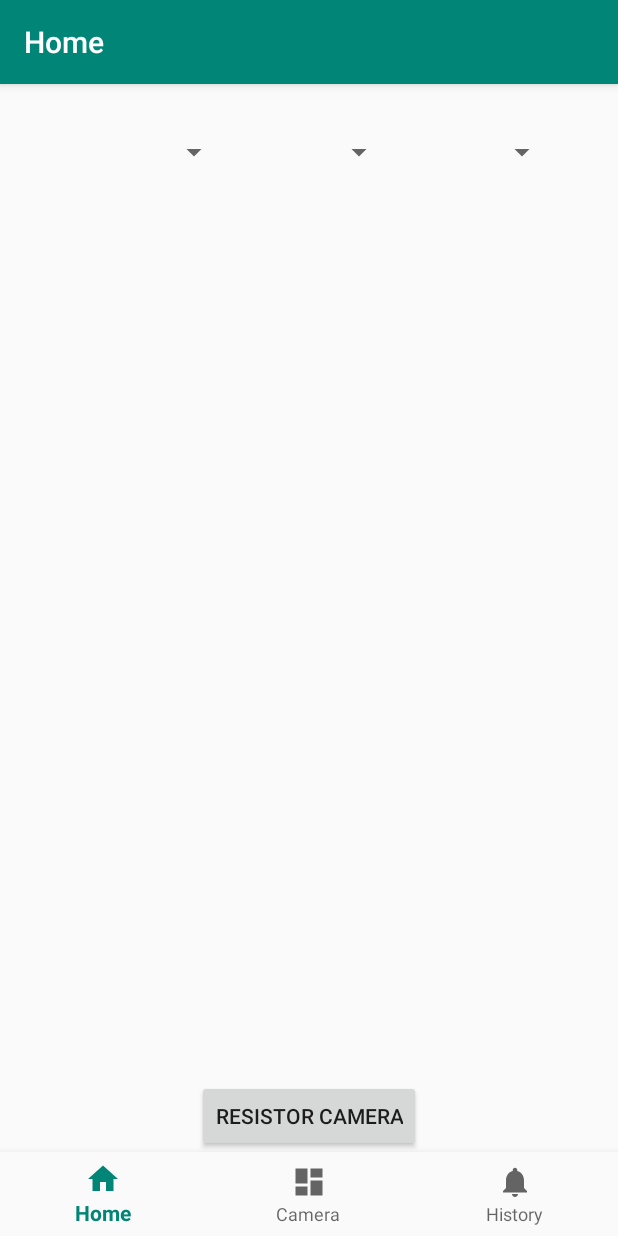
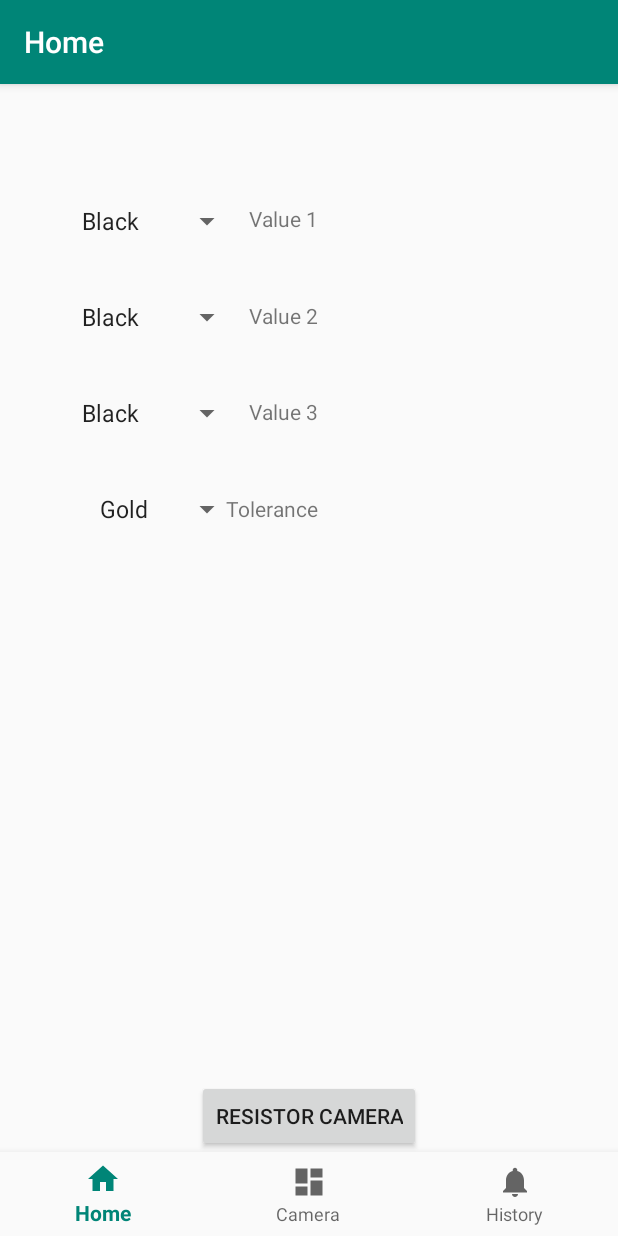
Before and after one commit to bnenninger/Resistor-Scanner, an Android app: the screen it shows after launch (MainActivity), on a phone screen of 412 x 824 dp. Run offline under Robolectric (Android 15) with nearby library versions, the phone set to English and light mode, and no system bars; our stand-ins replace navigation-ui; libraries missing offline, so code that uses them is left out: org.opencv.android; 2 statements that could not run were skipped.

Commit message:
Spinner fix
added a fourth spinner and labeled each spinner

```diff
--- a/app/src/main/java/com/example/resistorscanner/MainActivity.java
+++ b/app/src/main/java/com/example/resistorscanner/MainActivity.java
@@ -66,21 +66,26 @@ public class MainActivity extends AppCompatActivity implements OnItemSelectedLis
         NavigationUI.setupWithNavController(navView, navController);
 
         Spinner Spinner1 = (Spinner) findViewById(R.id.spinner1);
-        ArrayAdapter<CharSequence> adapter1 = ArrayAdapter.createFromResource(this, R.array.colors, android.R.layout.simple_spinner_item);
-        adapter1.setDropDownViewResource(android.R.layout.simple_spinner_dropdown_item);
-        Spinner1.setAdapter(adapter1);
+        ArrayAdapter<CharSequence> adapterValues = ArrayAdapter.createFromResource(this, R.array.colorsValues, android.R.layout.simple_spinner_item);
+        adapterValues.setDropDownViewResource(android.R.layout.simple_spinner_dropdown_item);
+        Spinner1.setAdapter(adapterValues);
         Spinner1.setOnItemSelectedListener(this);
 
         Spinner Spinner2 = (Spinner) findViewById(R.id.spinner2);
-        adapter1.setDropDownViewResource(android.R.layout.simple_spinner_dropdown_item);
-        Spinner2.setAdapter(adapter1);
+        adapterValues.setDropDownViewResource(android.R.layout.simple_spinner_dropdown_item);
+        Spinner2.setAdapter(adapterValues);
         Spinner2.setOnItemSelectedListener(this);
 
         Spinner Spinner3 = (Spinner) findViewById(R.id.spinner3);
-        ArrayAdapter<CharSequence> adapter3 = ArrayAdapter.createFromResource(this, R.array.colors, android.R.layout.simple_spinner_item);
-        adapter3.setDropDownViewResource(android.R.layout.simple_spinner_dropdown_item);
-        Spinner3.setAdapter(adapter3);
+        adapterValues.setDropDownViewResource(android.R.layout.simple_spinner_dropdown_item);
+        Spinner3.setAdapter(adapterValues);
         Spinner3.setOnItemSelectedListener(this);
+
+        Spinner Spinner4 = (Spinner) findViewById(R.id.spinner4);
+        ArrayAdapter<CharSequence> adapterTolerance = ArrayAdapter.createFromResource(this, R.array.colorsTolerance, android.R.layout.simple_spinner_item);
+        adapterTolerance.setDropDownViewResource(android.R.layout.simple_spinner_dropdown_item);
+        Spinner4.setAdapter(adapterTolerance);
+        Spinner4.setOnItemSelectedListener(this);
 
 
     }
--- a/app/src/main/res/layout/activity_main.xml
+++ b/app/src/main/res/layout/activity_main.xml
@@ -1,12 +1,11 @@
 <?xml version="1.0" encoding="utf-8"?>
-<androidx.constraintlayout.widget.ConstraintLayout
-    xmlns:android="http://schemas.android.com/apk/res/android"
+<androidx.constraintlayout.widget.ConstraintLayout xmlns:android="http://schemas.android.com/apk/res/android"
     xmlns:app="http://schemas.android.com/apk/res-auto"
     xmlns:tools="http://schemas.android.com/tools"
     android:id="@+id/container"
     android:layout_width="match_parent"
     android:layout_height="match_parent"
-    android:paddingTop="?attr/actionBarSize" >
+    android:paddingTop="?attr/actionBarSize">
 
 
     <Button
@@ -29,7 +28,8 @@
         app:layout_constraintBottom_toBottomOf="parent"
         app:layout_constraintLeft_toLeftOf="parent"
         app:layout_constraintRight_toRightOf="parent"
-        app:menu="@menu/bottom_nav_menu"/>
+        app:menu="@menu/bottom_nav_menu" />
+
 
     <fragment
         android:id="@+id/nav_host_fragment"
@@ -45,39 +45,123 @@
         app:layout_constraintVertical_bias="1.0"
         app:navGraph="@navigation/mobile_navigation" />
 
-
     <Spinner
         android:id="@+id/spinner1"
         android:layout_width="wrap_content"
         android:layout_height="wrap_content"
+        android:layout_marginEnd="250dp"
         app:layout_constraintBottom_toTopOf="@+id/button"
-        app:layout_constraintHorizontal_bias="0.498"
-        app:layout_constraintLeft_toLeftOf="parent"
+        app:layout_constraintEnd_toEndOf="parent"
+        app:layout_constraintHorizontal_bias="1.0"
         app:layout_constraintRight_toRightOf="parent"
+        app:layout_constraintStart_toStartOf="@+id/nav_host_fragment"
         app:layout_constraintTop_toTopOf="@+id/nav_host_fragment"
-        app:layout_constraintVertical_bias="0.051" />
+        app:layout_constraintVertical_bias="0.124" />
 
     <Spinner
         android:id="@+id/spinner2"
         android:layout_width="wrap_content"
         android:layout_height="wrap_content"
+        android:layout_marginEnd="250dp"
         app:layout_constraintBottom_toTopOf="@+id/button"
-        app:layout_constraintHorizontal_bias="0.865"
-        app:layout_constraintLeft_toLeftOf="parent"
+        app:layout_constraintEnd_toEndOf="parent"
+        app:layout_constraintHorizontal_bias="1.0"
         app:layout_constraintRight_toRightOf="parent"
+        app:layout_constraintStart_toStartOf="@+id/nav_host_fragment"
         app:layout_constraintTop_toTopOf="@+id/nav_host_fragment"
-        app:layout_constraintVertical_bias="0.051" />
+        app:layout_constraintVertical_bias="0.224" />
 
     <Spinner
         android:id="@+id/spinner3"
         android:layout_width="wrap_content"
         android:layout_height="wrap_content"
+        android:layout_marginEnd="250dp"
         app:layout_constraintBottom_toTopOf="@+id/button"
-        app:layout_constraintHorizontal_bias="0.129"
-        app:layout_constraintLeft_toLeftOf="parent"
+        app:layout_constraintEnd_toEndOf="parent"
+        app:layout_constraintHorizontal_bias="1.0"
         app:layout_constraintRight_toRightOf="parent"
+        app:layout_constraintStart_toStartOf="@+id/nav_host_fragment"
         app:layout_constraintTop_toTopOf="@+id/nav_host_fragment"
-        app:layout_constraintVertical_bias="0.051" />
+        app:layout_constraintVertical_bias="0.324" />
+
+    <Spinner
+        android:id="@+id/spinner4"
+        android:layout_width="wrap_content"
+        android:layout_height="wrap_content"
+        android:layout_marginEnd="250dp"
+        app:layout_constraintBottom_toTopOf="@+id/button"
+        app:layout_constraintEnd_toEndOf="parent"
+        app:layout_constraintHorizontal_bias="1.0"
+        app:layout_constraintRight_toRightOf="parent"
+        app:layout_constraintStart_toStartOf="@+id/nav_host_fragment"
+        app:layout_constraintTop_toTopOf="@+id/nav_host_fragment"
+        app:layout_constraintVertical_bias="0.424" />
+
+    <androidx.constraintlayout.widget.Guideline
+        android:id="@+id/guideline"
+        android:layout_width="wrap_content"
+        android:layout_height="wrap_content"
+        android:orientation="horizontal"
+        app:layout_constraintGuide_begin="20dp" />
+
+    <TextView
+        android:id="@+id/textView"
+        android:text="Value 1"
+        android:layout_width="wrap_content"
+        android:layout_height="wrap_content"
+        android:layout_marginEnd="200dp"
+        app:layout_constraintBottom_toTopOf="@+id/button"
+        app:layout_constraintEnd_toEndOf="parent"
+        app:layout_constraintHorizontal_bias="1.0"
+        app:layout_constraintRight_toRightOf="parent"
+        app:layout_constraintStart_toStartOf="@+id/nav_host_fragment"
+        app:layout_constraintTop_toTopOf="@+id/nav_host_fragment"
+        app:layout_constraintVertical_bias="0.124" />
+
+    <TextView
+        android:id="@+id/textView2"
+        android:text="Value 2"
+        android:layout_width="wrap_content"
+        android:layout_height="wrap_content"
+        android:layout_marginEnd="200dp"
+        app:layout_constraintBottom_toTopOf="@+id/button"
+        app:layout_constraintEnd_toEndOf="parent"
+        app:layout_constraintHorizontal_bias="1.0"
+        app:layout_constraintRight_toRightOf="parent"
+        app:layout_constraintStart_toStartOf="@+id/nav_host_fragment"
+        app:layout_constraintTop_toTopOf="@+id/nav_host_fragment"
+        app:layout_constraintVertical_bias="0.224" />
+
+
+    <TextView
+        android:id="@+id/textView3"
+        android:text="Value 3"
+        android:layout_width="wrap_content"
+        android:layout_height="wrap_content"
+        android:layout_marginEnd="200dp"
+        app:layout_constraintBottom_toTopOf="@+id/button"
+        app:layout_constraintEnd_toEndOf="parent"
+        app:layout_constraintHorizontal_bias="1.0"
+        app:layout_constraintRight_toRightOf="parent"
+        app:layout_constraintStart_toStartOf="@+id/nav_host_fragment"
+        app:layout_constraintTop_toTopOf="@+id/nav_host_fragment"
+        app:layout_constraintVertical_bias="0.324" />
+
+
+    <TextView
+        android:id="@+id/textView4"
+        android:text="Tolerance"
+        android:layout_width="wrap_content"
+        android:layout_height="wrap_content"
+        android:layout_marginEnd="200dp"
+        app:layout_constraintBottom_toTopOf="@+id/button"
+        app:layout_constraintEnd_toEndOf="parent"
+        app:layout_constraintHorizontal_bias="1.0"
+        app:layout_constraintRight_toRightOf="parent"
+        app:layout_constraintStart_toStartOf="@+id/nav_host_fragment"
+        app:layout_constraintTop_toTopOf="@+id/nav_host_fragment"
+        app:layout_constraintVertical_bias="0.424" />
+
 
 
 </androidx.constraintlayout.widget.ConstraintLayout>
--- a/app/src/main/res/values/strings.xml
+++ b/app/src/main/res/values/strings.xml
@@ -3,7 +3,7 @@
     <string name="title_home">Home</string>
     <string name="title_camera">Camera</string>
     <string name="title_history">History</string>
-    <string-array name="colors">
+    <string-array name="colorsValues">
         <item>Black</item>
         <item>Brown</item>
         <item>Red</item>
@@ -14,6 +14,8 @@
         <item>Violet</item>
         <item>Grey</item>
         <item>White</item>
+    </string-array>
+    <string-array name="colorsTolerance">
         <item>Gold</item>
         <item>Silver</item>
     </string-array>
```
